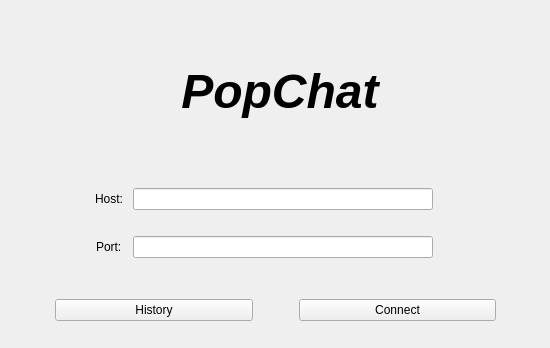
Old version of the form src/client/connectForm.ui in the repository RapDoodle/PopChat.
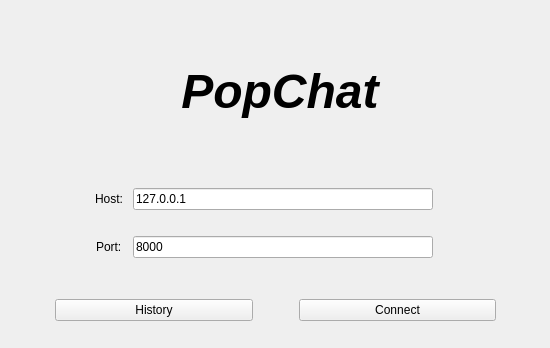
New version of the form.

Commit message: Client: now can connect to servers

What changed in the file:
```diff
--- a/src/client/connectForm.ui
+++ b/src/client/connectForm.ui
@@ -120,6 +120,9 @@
          <pointsize>9</pointsize>
         </font>
        </property>
+       <property name="text">
+        <string>127.0.0.1</string>
+       </property>
        <property name="alignment">
         <set>Qt::AlignLeading|Qt::AlignLeft|Qt::AlignVCenter</set>
        </property>
@@ -213,6 +216,9 @@
        <property name="autoFillBackground">
         <bool>false</bool>
        </property>
+       <property name="text">
+        <string>8000</string>
+       </property>
        <property name="alignment">
         <set>Qt::AlignLeading|Qt::AlignLeft|Qt::AlignVCenter</set>
        </property>
```
Left out of the diff: 4 changed lines with no effect on the pictures. The commit also changes 22 other files.
